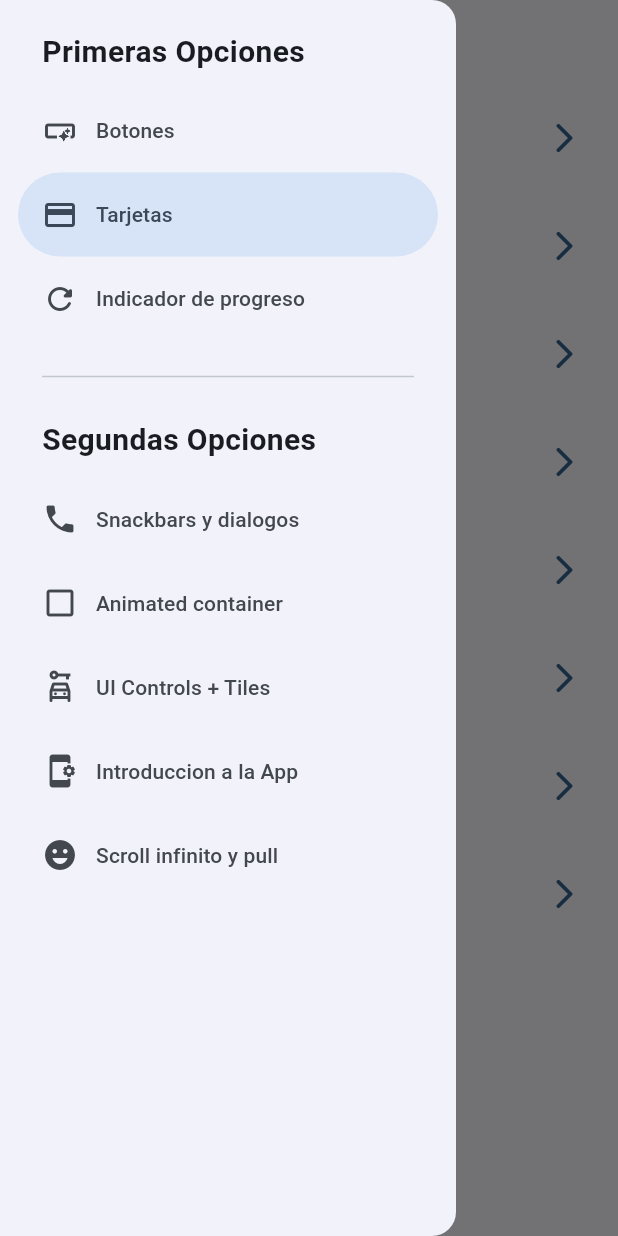
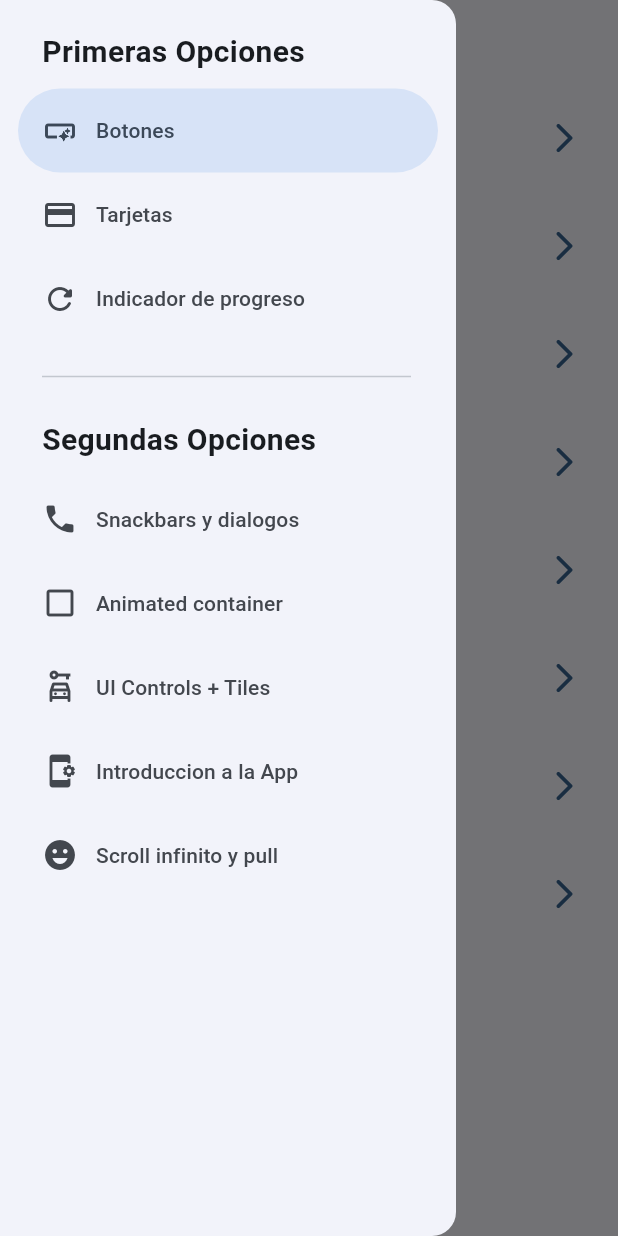
Before and after one commit to JuanBueno21/widgets, a Flutter app: the screen it shows after launch, with the side drawer open, on a phone screen of 412 x 824 dp. Run offline on Flutter 3.47's test engine with Material 2 defaults, Android fonts, the phone set to English and light mode, and no system bars; our stand-ins replace animate_do, go_router.

Commit message:
[Widgets] - menu actualizado

```diff
--- a/lib/presentation/screens/home/home_screen.dart
+++ b/lib/presentation/screens/home/home_screen.dart
@@ -12,12 +12,16 @@ class HomeScreen extends StatelessWidget {
 
   @override
   Widget build(BuildContext context) {
+
+    final scaffoldKey = GlobalKey <ScaffoldState> ();
+
     return Scaffold(
+      key: scaffoldKey,
       appBar: AppBar(
         title: const Text("Flutter + Material3"),
       ),
       body: const _HomeView(),
-      drawer: const SideMenu(),
+      drawer: SideMenu(scaffoldKey: scaffoldKey,),
     );
   }
 }
--- a/lib/presentation/widgets/side_menu.dart
+++ b/lib/presentation/widgets/side_menu.dart
@@ -1,8 +1,14 @@
 import 'package:flutter/material.dart';
+import 'package:go_router/go_router.dart';
 import 'package:widgets_app/config/menu/menu_items.dart';
 
 class SideMenu extends StatefulWidget {
-  const SideMenu({super.key});
+
+  final GlobalKey <ScaffoldState> scaffoldKey ;
+
+  const SideMenu({
+    super.key,
+    required this.scaffoldKey});
 
   @override
   State<SideMenu> createState() => _SideMenuState();
@@ -10,7 +16,7 @@ class SideMenu extends StatefulWidget {
 
 class _SideMenuState extends State<SideMenu> {
 
-  int navDrawerIndex = 1;
+  int navDrawerIndex = 0;
 
   @override
   Widget build(BuildContext context) {
@@ -20,10 +26,17 @@ class _SideMenuState extends State<SideMenu> {
     return NavigationDrawer(
       selectedIndex: navDrawerIndex,
       onDestinationSelected: (value) {
+
         setState(() {
-          navDrawerIndex = value ;
+          navDrawerIndex = value;
         });
+
+        final menuItems = appMenuItems[value];
+        context.push(menuItems.link);
+        widget.scaffoldKey.currentState?.closeDrawer();
+
       },
+
       children: [
 
       // PRIMER PADDING
@@ -42,7 +55,7 @@ class _SideMenuState extends State<SideMenu> {
 
       // SEGUNDO PADDING (DIVIDER)
       const Padding(
-        padding: EdgeInsets.fromLTRB(28, 16, 28, 10),
+        padding: EdgeInsets.fromLTRB(28, 16, 30, 10),
         child: Divider(),
         ),
 
```
